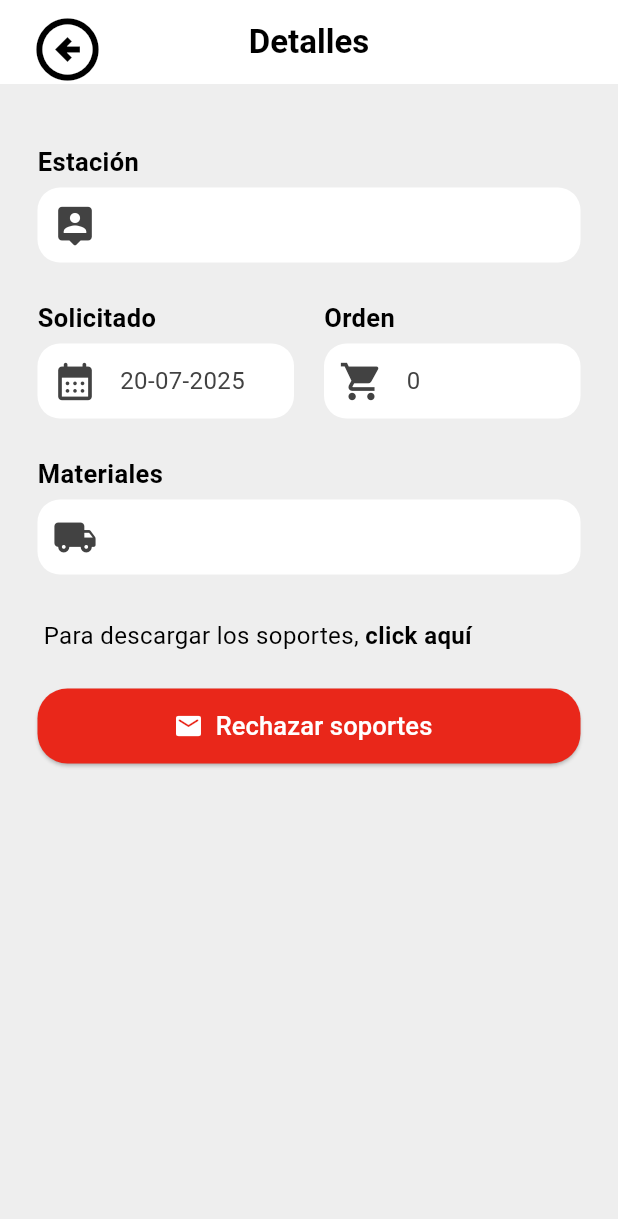
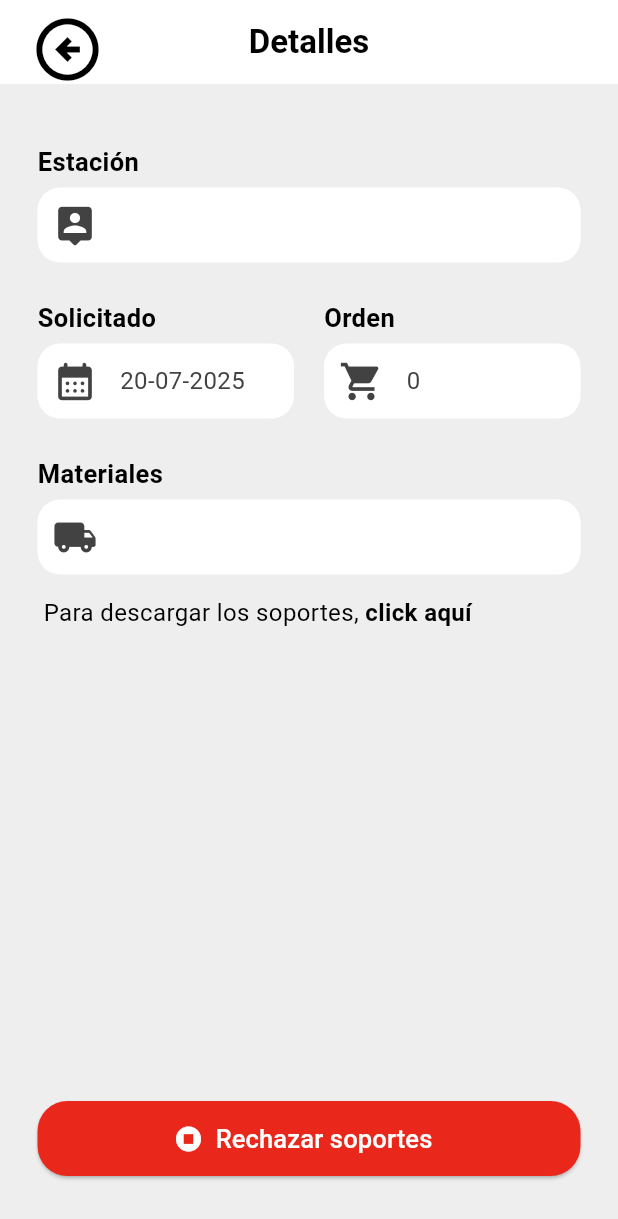
Before and after one commit to BryanLitardo312/bancamovil, a Flutter app: the DetalleSuministroScreen screen opened directly with empty values, on a phone screen of 412 x 824 dp. Shown: the top 1219 px of the screen. Run offline on Flutter 3.47's test engine with Material 3 defaults, Android fonts, the phone set to English and light mode, and no system bars; our stand-ins replace badges, fl_chart, flutter_dotenv, flutter_local_notifications, flutter_slidable, font_awesome_flutter and 4 more; accounts and stored records are empty.

Commit message:
Uplodas36

```diff
--- a/lib/componentes/tab_bar.dart
+++ b/lib/componentes/tab_bar.dart
@@ -29,9 +29,10 @@ class MyTabBar extends StatelessWidget {
         borderRadius: BorderRadius.circular(30),
         color: Colors.grey[300], // Color de fondo del tab seleccionado
       ),*/
+      indicatorPadding: EdgeInsets.symmetric(horizontal: 0.1),
       dividerColor: Colors.grey[200],
       indicatorColor: Colors.blue,
-      indicatorWeight:4.0,
+      indicatorWeight:5.0,
       labelStyle: const TextStyle(
         fontSize: 16,
         //fontWeight: FontWeight.bold,
--- a/lib/paginas/detalle_suministros.dart
+++ b/lib/paginas/detalle_suministros.dart
@@ -272,8 +272,7 @@ class _DetalleSuministroScreenState extends State<DetalleSuministroScreen> {
           ),
         ),
       ),
-      body:SingleChildScrollView(
-          child: Padding(
+      body:Padding(
             padding: const EdgeInsets.symmetric(horizontal: 25.0),
             child: Column(
               mainAxisAlignment: MainAxisAlignment.center,
@@ -369,9 +368,12 @@ class _DetalleSuministroScreenState extends State<DetalleSuministroScreen> {
                     ],
                   ),
                 ),
-                const SizedBox(height: 25),
-                //const SizedBox(height: 50),
+                const SizedBox(height: 10),
                 widget.solicitud['URL_PUBLICA'] == null ?
+                Expanded(
+                  child: Column(
+                    mainAxisAlignment: MainAxisAlignment.end,
+                    children: [
                       SizedBox(
                         width:screenWidth,
                         height:50,
@@ -396,7 +398,12 @@ class _DetalleSuministroScreenState extends State<DetalleSuministroScreen> {
                             ),
                           ),
                         ),
-                ) : Column(
+                      ),
+                    ],
+                  ),
+                ) : Expanded(
+                  child: Column(
+                    mainAxisAlignment: MainAxisAlignment.spaceBetween,
                     children: [
                       InkWell(
                         onTap: () => ScaffoldMessenger.of(context).showSnackBar(
@@ -440,35 +447,7 @@ class _DetalleSuministroScreenState extends State<DetalleSuministroScreen> {
                           ),
                         ),
                       ),
-                    /*SizedBox(
-                      width:screenWidth,
-                      height:50,
-                      child: ElevatedButton.icon(
-                        onPressed: () => ScaffoldMessenger.of(context).showSnackBar(
-                          SnackBar(
-                            content: Text('Archivo disponible en: ${widget.solicitud['URL_PUBLICA']}'),
-                            duration: const Duration(seconds: 5),
-                            action: SnackBarAction(
-                              label: 'Abrir',
-                              onPressed: () {
-                                // Usar el paquete `url_launcher` para abrir en el navegador
-                                launchUrl(Uri.parse(widget.solicitud['URL_PUBLICA']));
-                              },
-                            ),
-                          ),
-                        ),
-                        icon: const Icon(Icons.email_rounded,size:20),
-                        label: const Text('Descarga online',style:TextStyle(fontSize: 17,color:Colors.white)),
-                        style: ElevatedButton.styleFrom(
-                          backgroundColor: const Color.fromARGB(255, 42, 147, 45),
-                          foregroundColor: Colors.white,
-                          shape: RoundedRectangleBorder(
-                            borderRadius: BorderRadius.circular(10),
-                          ),
-                        ),
-                      ),
-                    ),*/
-                    const SizedBox(height: 20),
+                      //const SizedBox(height: 20),
                       SizedBox(
                         width:screenWidth,
                         height:50,
@@ -483,7 +462,7 @@ class _DetalleSuministroScreenState extends State<DetalleSuministroScreen> {
                                   ),
                                 ),
                               ),
-                        icon: const Icon(Icons.email_rounded,size:20),
+                          icon: const Icon(Icons.stop_circle,size:20),
                           label: const Text('Rechazar soportes',style:TextStyle(fontSize: 17,color:Colors.white)),
                           style: ElevatedButton.styleFrom(
                             backgroundColor: const Color.fromARGB(255, 233, 39, 26),
@@ -496,9 +475,9 @@ class _DetalleSuministroScreenState extends State<DetalleSuministroScreen> {
                       ),
                     ],
                   ),
-                const SizedBox(height: 50),
+                ),
+                const SizedBox(height: 40),
               ],
-            ),
             ),
           ),
     ),
```
Also changed, not shown: lib/paginas/solicitudes_suministros.dart (+12 -12 lines). Lines whose indentation alone changed are shown as unchanged.
